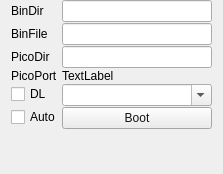
First picture: the form in picoUi/picoform.ui, repository rbehm-ibb/pico-util, before the edit.
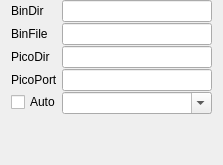
Second picture: the form after the edit. Icons and pictures are not drawn.

Patch:
```diff
--- a/picoUi/picoform.ui
+++ b/picoUi/picoform.ui
@@ -7,7 +7,7 @@
     <x>0</x>
     <y>0</y>
     <width>223</width>
-    <height>174</height>
+    <height>165</height>
    </rect>
   </property>
   <property name="windowTitle">
@@ -77,482 +77,6 @@
        </property>
       </widget>
      </item>
-     <item row="7" column="1">
-      <widget class="QPushButton" name="reset">
-       <property name="palette">
-        <palette>
-         <active>
-          <colorrole role="WindowText">
-           <brush brushstyle="SolidPattern">
-            <color alpha="255">
-             <red>0</red>
-             <green>0</green>
-             <blue>0</blue>
-            </color>
-           </brush>
-          </colorrole>
-          <colorrole role="Button">
-           <brush brushstyle="SolidPattern">
-            <color alpha="255">
-             <red>255</red>
-             <green>255</green>
-             <blue>127</blue>
-            </color>
-           </brush>
-          </colorrole>
-          <colorrole role="Light">
-           <brush brushstyle="SolidPattern">
-            <color alpha="255">
-             <red>255</red>
-             <green>255</green>
-             <blue>254</blue>
-            </color>
-           </brush>
-          </colorrole>
-          <colorrole role="Midlight">
-           <brush brushstyle="SolidPattern">
-            <color alpha="255">
-             <red>255</red>
-             <green>255</green>
-             <blue>190</blue>
-            </color>
-           </brush>
-          </colorrole>
-          <colorrole role="Dark">
-           <brush brushstyle="SolidPattern">
-            <color alpha="255">
-             <red>127</red>
-             <green>127</green>
-             <blue>63</blue>
-            </color>
-           </brush>
-          </colorrole>
-          <colorrole role="Mid">
-           <brush brushstyle="SolidPattern">
-            <color alpha="255">
-             <red>170</red>
-             <green>170</green>
-             <blue>85</blue>
-            </color>
-           </brush>
-          </colorrole>
-          <colorrole role="Text">
-           <brush brushstyle="SolidPattern">
-            <color alpha="255">
-             <red>0</red>
-             <green>0</green>
-             <blue>0</blue>
-            </color>
-           </brush>
-          </colorrole>
-          <colorrole role="BrightText">
-           <brush brushstyle="SolidPattern">
-            <color alpha="255">
-             <red>255</red>
-             <green>255</green>
-             <blue>255</blue>
-            </color>
-           </brush>
-          </colorrole>
-          <colorrole role="ButtonText">
-           <brush brushstyle="SolidPattern">
-            <color alpha="255">
-             <red>0</red>
-             <green>0</green>
-             <blue>0</blue>
-            </color>
-           </brush>
-          </colorrole>
-          <colorrole role="Base">
-           <brush brushstyle="SolidPattern">
-            <color alpha="255">
-             <red>255</red>
-             <green>255</green>
-             <blue>255</blue>
-            </color>
-           </brush>
-          </colorrole>
-          <colorrole role="Window">
-           <brush brushstyle="SolidPattern">
-            <color alpha="255">
-             <red>255</red>
-             <green>255</green>
-             <blue>127</blue>
-            </color>
-           </brush>
-          </colorrole>
-          <colorrole role="Shadow">
-           <brush brushstyle="SolidPattern">
-            <color alpha="255">
-             <red>0</red>
-             <green>0</green>
-             <blue>0</blue>
-            </color>
-           </brush>
-          </colorrole>
-          <colorrole role="AlternateBase">
-           <brush brushstyle="SolidPattern">
-            <color alpha="255">
-             <red>255</red>
-             <green>255</green>
-             <blue>191</blue>
-            </color>
-           </brush>
-          </colorrole>
-          <colorrole role="ToolTipBase">
-           <brush brushstyle="SolidPattern">
-            <color alpha="255">
-             <red>255</red>
-             <green>255</green>
-             <blue>220</blue>
-            </color>
-           </brush>
-          </colorrole>
-          <colorrole role="ToolTipText">
-           <brush brushstyle="SolidPattern">
-            <color alpha="255">
-             <red>0</red>
-             <green>0</green>
-             <blue>0</blue>
-            </color>
-           </brush>
-          </colorrole>
-          <colorrole role="PlaceholderText">
-           <brush brushstyle="SolidPattern">
-            <color alpha="127">
-             <red>0</red>
-             <green>0</green>
-             <blue>0</blue>
-            </color>
-           </brush>
-          </colorrole>
-         </active>
-         <inactive>
-          <colorrole role="WindowText">
-           <brush brushstyle="SolidPattern">
-            <color alpha="255">
-             <red>20</red>
-             <green>19</green>
-             <blue>18</blue>
-            </color>
-           </brush>
-          </colorrole>
-          <colorrole role="Button">
-           <brush brushstyle="SolidPattern">
-            <color alpha="255">
-             <red>236</red>
-             <green>235</green>
-             <blue>235</blue>
-            </color>
-           </brush>
-          </colorrole>
-          <colorrole role="Light">
-           <brush brushstyle="SolidPattern">
-            <color alpha="255">
-             <red>255</red>
-             <green>255</green>
-             <blue>255</blue>
-            </color>
-           </brush>
-          </colorrole>
-          <colorrole role="Midlight">
-           <brush brushstyle="SolidPattern">
-            <color alpha="255">
-             <red>255</red>
-             <green>255</green>
-             <blue>255</blue>
-            </color>
-           </brush>
-          </colorrole>
-          <colorrole role="Dark">
-           <brush brushstyle="SolidPattern">
-            <color alpha="255">
-             <red>118</red>
-             <green>117</green>
-             <blue>117</blue>
-            </color>
-           </brush>
-          </colorrole>
-          <colorrole role="Mid">
-           <brush brushstyle="SolidPattern">
-            <color alpha="255">
-             <red>157</red>
-             <green>157</green>
-             <blue>157</blue>
-            </color>
-           </brush>
-          </colorrole>
-          <colorrole role="Text">
-           <brush brushstyle="SolidPattern">
-            <color alpha="255">
-             <red>20</red>
-             <green>19</green>
-             <blue>18</blue>
-            </color>
-           </brush>
-          </colorrole>
-          <colorrole role="BrightText">
-           <brush brushstyle="SolidPattern">
-            <color alpha="255">
-             <red>255</red>
-             <green>255</green>
-             <blue>255</blue>
-            </color>
-           </brush>
-          </colorrole>
-          <colorrole role="ButtonText">
-           <brush brushstyle="SolidPattern">
-            <color alpha="255">
-             <red>20</red>
-             <green>19</green>
-             <blue>18</blue>
-            </color>
-           </brush>
-          </colorrole>
-          <colorrole role="Base">
-           <brush brushstyle="SolidPattern">
-            <color alpha="255">
-             <red>255</red>
-             <green>255</green>
-             <blue>255</blue>
-            </color>
-           </brush>
-          </colorrole>
-          <colorrole role="Window">
-           <brush brushstyle="SolidPattern">
-            <color alpha="255">
-             <red>232</red>
-             <green>231</green>
-             <blue>231</blue>
-            </color>
-           </brush>
-          </colorrole>
-          <colorrole role="Shadow">
-           <brush brushstyle="SolidPattern">
-            <color alpha="255">
-             <red>118</red>
-             <green>118</green>
-             <blue>118</blue>
-            </color>
-           </brush>
-          </colorrole>
-          <colorrole role="AlternateBase">
-           <brush brushstyle="SolidPattern">
-            <color alpha="255">
-             <red>248</red>
-             <green>247</green>
-             <blue>246</blue>
-            </color>
-           </brush>
-          </colorrole>
-          <colorrole role="ToolTipBase">
-           <brush brushstyle="SolidPattern">
-            <color alpha="255">
-             <red>23</red>
-             <green>63</green>
-             <blue>79</blue>
-            </color>
-           </brush>
-          </colorrole>
-          <colorrole role="ToolTipText">
-           <brush brushstyle="SolidPattern">
-            <color alpha="255">
-             <red>255</red>
-             <green>255</green>
-             <blue>255</blue>
-            </color>
-           </brush>
-          </colorrole>
-          <colorrole role="PlaceholderText">
-           <brush brushstyle="SolidPattern">
-            <color alpha="128">
-             <red>0</red>
-             <green>0</green>
-             <blue>0</blue>
-            </color>
-           </brush>
-          </colorrole>
-         </inactive>
-         <disabled>
-          <colorrole role="WindowText">
-           <brush brushstyle="SolidPattern">
-            <color alpha="255">
-             <red>127</red>
-             <green>127</green>
-             <blue>63</blue>
-            </color>
-           </brush>
-          </colorrole>
-          <colorrole role="Button">
-           <brush brushstyle="SolidPattern">
-            <color alpha="255">
-             <red>255</red>
-             <green>255</green>
-             <blue>255</blue>
-            </color>
-           </brush>
-          </colorrole>
-          <colorrole role="Light">
-           <brush brushstyle="SolidPattern">
-            <color alpha="255">
-             <red>255</red>
-             <green>255</green>
-             <blue>254</blue>
-            </color>
-           </brush>
-          </colorrole>
-          <colorrole role="Midlight">
-           <brush brushstyle="SolidPattern">
-            <color alpha="255">
-             <red>255</red>
-             <green>255</green>
-             <blue>190</blue>
-            </color>
-           </brush>
-          </colorrole>
-          <colorrole role="Dark">
-           <brush brushstyle="SolidPattern">
-            <color alpha="255">
-             <red>127</red>
-             <green>127</green>
-             <blue>63</blue>
-            </color>
-           </brush>
-          </colorrole>
-          <colorrole role="Mid">
-           <brush brushstyle="SolidPattern">
-            <color alpha="255">
-             <red>170</red>
-             <green>170</green>
-             <blue>85</blue>
-            </color>
-           </brush>
-          </colorrole>
-          <colorrole role="Text">
-           <brush brushstyle="SolidPattern">
-            <color alpha="255">
-             <red>127</red>
-             <green>127</green>
-             <blue>63</blue>
-            </color>
-           </brush>
-          </colorrole>
-          <colorrole role="BrightText">
-           <brush brushstyle="SolidPattern">
-            <color alpha="255">
-             <red>255</red>
-             <green>255</green>
-             <blue>255</blue>
-            </color>
-           </brush>
-          </colorrole>
-          <colorrole role="ButtonText">
-           <brush brushstyle="SolidPattern">
-            <color alpha="255">
-             <red>127</red>
-             <green>127</green>
-             <blue>63</blue>
-            </color>
-           </brush>
-          </colorrole>
-          <colorrole role="Base">
-           <brush brushstyle="SolidPattern">
-            <color alpha="255">
-             <red>255</red>
-             <green>255</green>
-             <blue>127</blue>
-            </color>
-           </brush>
-          </colorrole>
-          <colorrole role="Window">
-           <brush brushstyle="SolidPattern">
-            <color alpha="255">
-             <red>255</red>
-             <green>255</green>
-             <blue>127</blue>
-            </color>
-           </brush>
-          </colorrole>
-          <colorrole role="Shadow">
-           <brush brushstyle="SolidPattern">
-            <color alpha="255">
-             <red>177</red>
-             <green>177</green>
-             <blue>177</blue>
-            </color>
-           </brush>
-          </colorrole>
-          <colorrole role="AlternateBase">
-           <brush brushstyle="SolidPattern">
-            <color alpha="255">
-             <red>248</red>
-             <green>247</green>
-             <blue>246</blue>
-            </color>
-           </brush>
-          </colorrole>
-          <colorrole role="ToolTipBase">
-           <brush brushstyle="SolidPattern">
-            <color alpha="255">
-             <red>23</red>
-             <green>63</green>
-             <blue>79</blue>
-            </color>
-           </brush>
-          </colorrole>
-          <colorrole role="ToolTipText">
-           <brush brushstyle="SolidPattern">
-            <color alpha="255">
-             <red>255</red>
-             <green>255</green>
-             <blue>255</blue>
-            </color>
-           </brush>
-          </colorrole>
-          <colorrole role="PlaceholderText">
-           <brush brushstyle="SolidPattern">
-            <color alpha="128">
-             <red>0</red>
-             <green>0</green>
-             <blue>0</blue>
-            </color>
-           </brush>
-          </colorrole>
-         </disabled>
-        </palette>
-       </property>
-       <property name="toolTip">
-        <string>Reset Pico to boot mode.</string>
-       </property>
-       <property name="text">
-        <string>Boot</string>
-       </property>
-       <property name="icon">
-        <iconset resource="../../../../Qt/qt-library/lib/utils/stdicons.qrc">
-         <normaloff>:/stdicons/launch.svgz</normaloff>:/stdicons/launch.svgz</iconset>
-       </property>
-      </widget>
-     </item>
-     <item row="7" column="0">
-      <widget class="QCheckBox" name="autoDl">
-       <property name="toolTip">
-        <string>&lt;html&gt;&lt;head/&gt;&lt;body&gt;&lt;p&gt;Download automatically after reset when binary is avail.&lt;/p&gt;&lt;/body&gt;&lt;/html&gt;</string>
-       </property>
-       <property name="text">
-        <string>Auto</string>
-       </property>
-      </widget>
-     </item>
-     <item row="6" column="0">
-      <widget class="QCheckBox" name="download">
-       <property name="toolTip">
-        <string>Automatically download binary to Pico when avail. Will also reset Pico.</string>
-       </property>
-       <property name="text">
-        <string>DL</string>
-       </property>
-      </widget>
-     </item>
      <item row="6" column="1">
       <widget class="QComboBox" name="portSel">
        <property name="editable">
@@ -561,9 +85,19 @@
       </widget>
      </item>
      <item row="4" column="1">
-      <widget class="QLabel" name="picoPort">
+      <widget class="QLineEdit" name="picoPort">
+       <property name="readOnly">
+        <bool>true</bool>
+       </property>
+      </widget>
+     </item>
+     <item row="6" column="0">
+      <widget class="QCheckBox" name="autoDl">
+       <property name="toolTip">
+        <string>&lt;html&gt;&lt;head/&gt;&lt;body&gt;&lt;p&gt;Download automatically after reset when binary is avail.&lt;/p&gt;&lt;/body&gt;&lt;/html&gt;</string>
+       </property>
        <property name="text">
-        <string>TextLabel</string>
+        <string>Auto</string>
        </property>
       </widget>
      </item>
```
Left out of the diff: 31 changed lines with no effect on the pictures.
